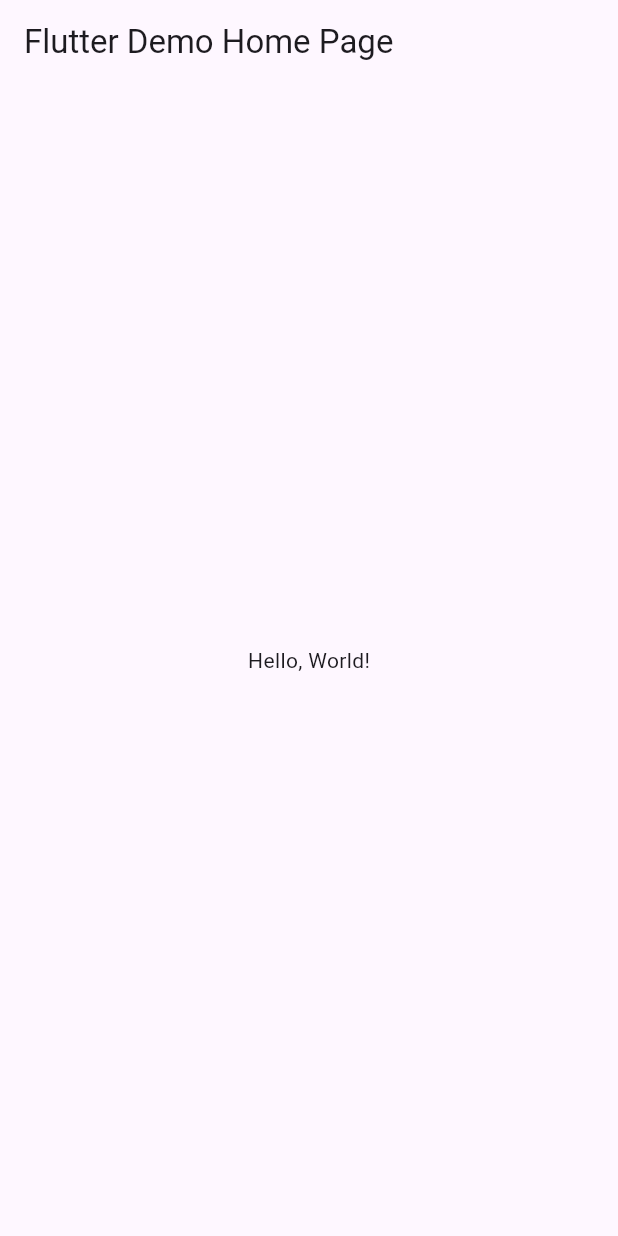
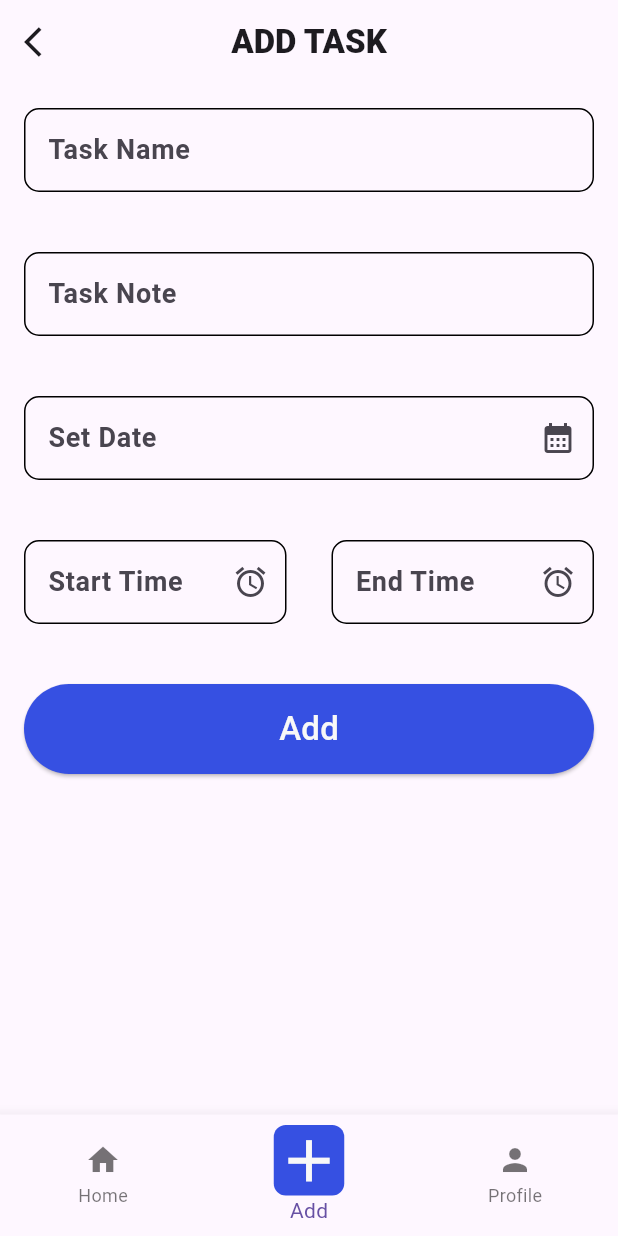
Before and after one commit to Aishtml/Reminder_App, a Flutter app: the screen it shows after launch, on a phone screen of 412 x 824 dp. Run offline on Flutter 3.47's test engine with Material 3 defaults, Android fonts, the phone set to English and light mode, and no system bars.

Commit message:
added adding task feature

```diff
--- /dev/null
+++ b/lib/constants/styles.dart
@@ -0,0 +1,14 @@
+import 'package:flutter/material.dart';
+
+final OutlineInputBorder customInputBorder = OutlineInputBorder(
+  borderSide: const BorderSide(color: Colors.black),
+  borderRadius: BorderRadius.circular(10),
+);
+
+const TextStyle fieldLabelStyle = TextStyle(
+  fontSize: 18,
+  fontWeight: FontWeight.bold,
+);
+
+const Color primaryBlue = Color(0xff3650e2);
+const Color lightWhite = Color(0xfff8f8f8);
--- a/lib/main.dart
+++ b/lib/main.dart
@@ -1,43 +1,18 @@
 import 'package:flutter/material.dart';
+import 'screens/add_task/add_task_navbar.dart';
 
-void main() => runApp(MyApp());
+void main() {
+  runApp(const AddTaskApp());
+}
 
-class MyApp extends StatelessWidget {
-  const MyApp({super.key});
-  // This widget is the root of your application.
+class AddTaskApp extends StatelessWidget {
+  const AddTaskApp({super.key});
+
   @override
   Widget build(BuildContext context) {
-    return MaterialApp(
-      // Application name
-      title: 'Flutter Hello World',
-      // Application theme data, you can set the colors for the application as
-      // you want
-      theme: ThemeData(
-        // useMaterial3: false,
-        primarySwatch: Colors.blue,
-      ),
-      // A widget which will be started on application startup
-      home: MyHomePage(title: 'Flutter Demo Home Page'),
+    return const MaterialApp(
+      debugShowCheckedModeBanner: false,
+      home: TaskNavBar(),
     );
   }
 }
-
-class MyHomePage extends StatelessWidget {
-  final String title;
-  const MyHomePage({super.key, required this.title});
-
-  @override
-  Widget build(BuildContext context) {
-    return Scaffold(
-      appBar: AppBar(
-        // The title text which will be shown on the action bar
-        title: Text(title),
-      ),
-      body: Center(
-        child: Text(
-          'Hello, World!',
-        ),
-      ),
-    );
-  }
-}
--- /dev/null
+++ b/lib/screens/add_task/add_task_field.dart
@@ -0,0 +1,97 @@
+import 'package:flutter/material.dart';
+import '../../widgets/custom_text_field.dart';
+import '../../constants/styles.dart';
+import '../home_screen.dart';
+
+class AddTaskField extends StatefulWidget {
+  const AddTaskField({super.key});
+
+  @override
+  State<AddTaskField> createState() => _AddTaskFieldState();
+}
+
+class _AddTaskFieldState extends State<AddTaskField> {
+  final taskName = TextEditingController();
+  final taskNote = TextEditingController();
+  final setDate = TextEditingController();
+  final startTime = TextEditingController();
+  final endTime = TextEditingController();
+
+  @override
+  void dispose() {
+    taskName.dispose();
+    taskNote.dispose();
+    setDate.dispose();
+    startTime.dispose();
+    endTime.dispose();
+
+    super.dispose();
+  }
+
+  @override
+  Widget build(BuildContext context) {
+    return Padding(
+      padding: const EdgeInsets.all(16.0),
+      child: Column(
+        children: [
+          CustomTextField(label: 'Task Name', controller: taskName),
+          const SizedBox(height: 40),
+          CustomTextField(label: 'Task Note', controller: taskNote),
+          const SizedBox(height: 40),
+          CustomTextField(
+            label: 'Set Date',
+            controller: setDate,
+            suffixIcon: Icons.calendar_month,
+          ),
+          const SizedBox(height: 40),
+          Row(
+            children: [
+              Expanded(
+                child: CustomTextField(
+                  label: 'Start Time',
+                  controller: startTime,
+                  suffixIcon: Icons.access_alarm,
+                ),
+              ),
+              const SizedBox(width: 30),
+              Expanded(
+                child: CustomTextField(
+                  label: 'End Time',
+                  controller: endTime,
+                  suffixIcon: Icons.access_alarm,
+                ),
+              ),
+            ],
+          ),
+          const SizedBox(height: 40),
+          ElevatedButton(
+            onPressed: () {
+              Navigator.push(
+                context,
+                MaterialPageRoute(
+                  builder: (context) => HomeScreen(
+                    name: taskName.text,
+                    description: taskNote.text,
+                    date: setDate.text,
+                    timeStart: startTime.text,
+                    timeEnd: endTime.text,
+                  ),
+                ),
+              );
+            },
+            style: ButtonStyle(
+              backgroundColor: MaterialStateProperty.all(primaryBlue),
+              minimumSize: MaterialStateProperty.all(
+                const Size(double.infinity, 60),
+              ),
+            ),
+            child: const Text(
+              'Add',
+              style: TextStyle(color: lightWhite, fontSize: 22),
+            ),
+          ),
+        ],
+      ),
+    );
+  }
+}
--- /dev/null
+++ b/lib/screens/add_task/add_task_navbar.dart
@@ -0,0 +1,34 @@
+import 'package:flutter/material.dart';
+import '../home_screen.dart';
+import '../../widgets/custom_bottom_nav.dart';
+import 'add_task_field.dart';
+
+class TaskNavBar extends StatelessWidget {
+  const TaskNavBar({super.key});
+
+  @override
+  Widget build(BuildContext context) {
+    return Scaffold(
+      appBar: AppBar(
+        leading: IconButton(
+          onPressed: () {
+            Navigator.pushReplacement(
+              context,
+              MaterialPageRoute(
+                builder: (_) => const HomeScreen(),
+              ),
+            );
+          },
+          icon: const Icon(Icons.arrow_back_ios),
+        ),
+        title: const Text(
+          'ADD TASK',
+          style: TextStyle(fontWeight: FontWeight.w800),
+        ),
+        centerTitle: true,
+      ),
+      body: const AddTaskField(),
+      bottomNavigationBar: const CustomBottomNavigation(),
+    );
+  }
+}
--- /dev/null
+++ b/lib/screens/home_screen.dart
@@ -0,0 +1,37 @@
+import 'package:flutter/material.dart';
+
+class HomeScreen extends StatelessWidget {
+  final String? name;
+  final String? description;
+  final String? date;
+  final String? timeStart;
+  final String? timeEnd;
+
+  const HomeScreen({
+    super.key,
+    this.name,
+    this.description,
+    this.date,
+    this.timeStart,
+    this.timeEnd,
+  });
+
+  @override
+  Widget build(BuildContext context) {
+    return Scaffold(
+      body: Padding(
+        padding: const EdgeInsets.all(24.0),
+        child: Column(
+          crossAxisAlignment: CrossAxisAlignment.start,
+          children: [
+            Text('Name: $name'),
+            Text('Description: $description'),
+            Text('Date: $date'),
+            Text('Start Time: $timeStart'),
+            Text('End Time: $timeEnd'),
+          ],
+        ),
+      ),
+    );
+  }
+}
--- /dev/null
+++ b/lib/widgets/custom_bottom_nav.dart
@@ -0,0 +1,47 @@
+import 'package:flutter/material.dart';
+import 'package:reminder_app/screens/home_screen.dart';
+import '../screens/add_task/add_task_navbar.dart';
+
+class CustomBottomNavigation extends StatelessWidget {
+  const CustomBottomNavigation({super.key});
+
+  @override
+  Widget build(BuildContext context) {
+    return BottomNavigationBar(
+      currentIndex: 1,
+      onTap: (index) {
+        if (index == 0) {
+          Navigator.pushReplacement(
+              context, MaterialPageRoute(builder: (_) => const HomeScreen()));
+        } else if (index == 1) {
+          Navigator.pushReplacement(
+              context, MaterialPageRoute(builder: (_) => const TaskNavBar()));
+        }
+      },
+      items: [
+        const BottomNavigationBarItem(
+          icon: Icon(Icons.home),
+          label: 'Home',
+        ),
+        BottomNavigationBarItem(
+          icon: Container(
+            decoration: BoxDecoration(
+              color: const Color(0xff3650e2),
+              borderRadius: BorderRadius.circular(8),
+            ),
+            child: const Icon(
+              Icons.add,
+              size: 47,
+              color: Color(0xfff8f8f8),
+            ),
+          ),
+          label: 'Add',
+        ),
+        const BottomNavigationBarItem(
+          icon: Icon(Icons.person),
+          label: 'Profile',
+        ),
+      ],
+    );
+  }
+}
--- /dev/null
+++ b/lib/widgets/custom_text_field.dart
@@ -0,0 +1,29 @@
+import 'package:flutter/material.dart';
+import '../constants/styles.dart';
+
+class CustomTextField extends StatelessWidget {
+  final String label;
+  final IconData? suffixIcon;
+  final TextEditingController controller;
+
+  const CustomTextField({
+    super.key,
+    required this.label,
+    this.suffixIcon,
+    required this.controller,
+  });
+
+  @override
+  Widget build(BuildContext context) {
+    return TextField(
+      controller: controller,
+      decoration: InputDecoration(
+        labelText: label,
+        labelStyle: fieldLabelStyle,
+        suffixIcon: suffixIcon != null ? Icon(suffixIcon) : null,
+        enabledBorder: customInputBorder,
+        focusedBorder: customInputBorder,
+      ),
+    );
+  }
+}
```
